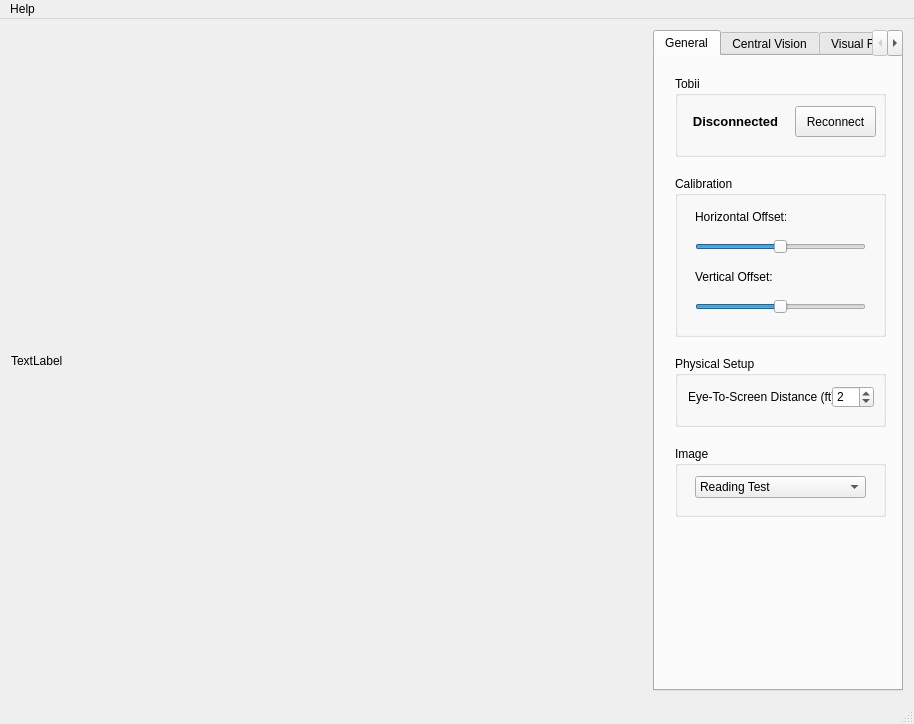
Qt form EyeTrackingSuite/EyeTrackingSuite.ui (jaffob/EyeTrackingSuite) before a commit.
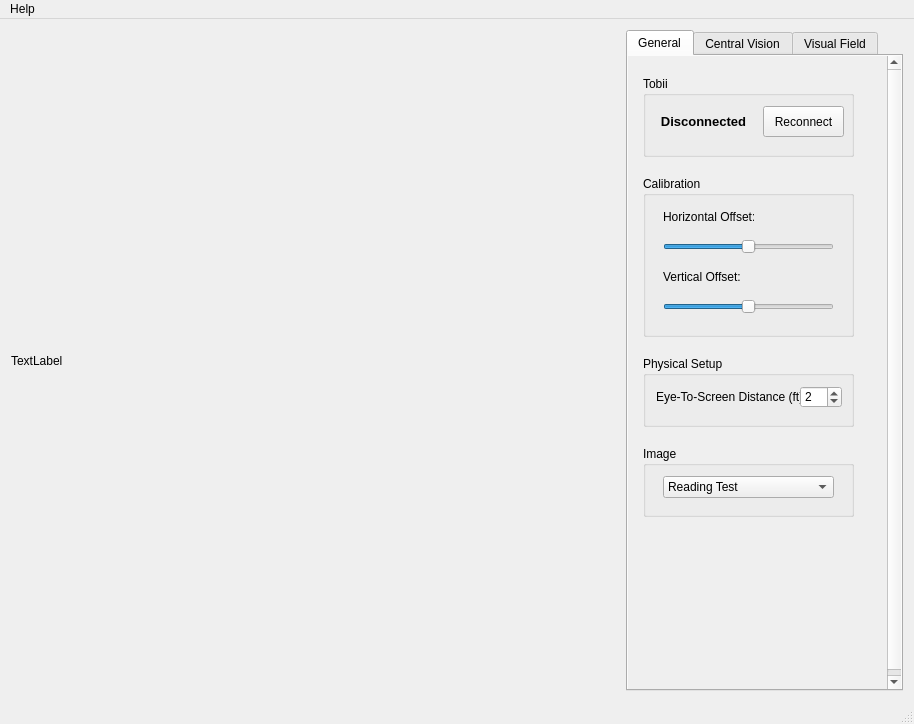
The same form after that commit. The open tabs and pages were chosen to show the change. Custom widgets are drawn as their Qt base class.

Commit message: make controls scrollable inside tabs

Patch:
```diff
--- a/EyeTrackingSuite/EyeTrackingSuite.ui
+++ b/EyeTrackingSuite/EyeTrackingSuite.ui
@@ -49,10 +49,230 @@
        <attribute name="title">
         <string>General</string>
        </attribute>
+       <layout class="QVBoxLayout" name="verticalLayout_2">
+        <property name="leftMargin">
+         <number>0</number>
+        </property>
+        <property name="topMargin">
+         <number>0</number>
+        </property>
+        <property name="rightMargin">
+         <number>0</number>
+        </property>
+        <property name="bottomMargin">
+         <number>0</number>
+        </property>
+        <item>
+         <widget class="QScrollArea" name="scrollArea">
+          <property name="sizePolicy">
+           <sizepolicy hsizetype="Preferred" vsizetype="Preferred">
+            <horstretch>0</horstretch>
+            <verstretch>0</verstretch>
+           </sizepolicy>
+          </property>
+          <property name="autoFillBackground">
+           <bool>false</bool>
+          </property>
+          <property name="styleSheet">
+           <string notr="true">background-color:none</string>
+          </property>
+          <property name="frameShape">
+           <enum>QFrame::NoFrame</enum>
+          </property>
+          <property name="frameShadow">
+           <enum>QFrame::Plain</enum>
+          </property>
+          <property name="verticalScrollBarPolicy">
+           <enum>Qt::ScrollBarAlwaysOn</enum>
+          </property>
+          <property name="horizontalScrollBarPolicy">
+           <enum>Qt::ScrollBarAlwaysOff</enum>
+          </property>
+          <property name="sizeAdjustPolicy">
+           <enum>QAbstractScrollArea::AdjustIgnored</enum>
+          </property>
+          <property name="widgetResizable">
+           <bool>false</bool>
+          </property>
+          <widget class="QWidget" name="scrollAreaWidgetContents_2">
+           <property name="geometry">
+            <rect>
+             <x>0</x>
+             <y>0</y>
+             <width>259</width>
+             <height>639</height>
+            </rect>
+           </property>
+           <widget class="QGroupBox" name="groupBox_6">
+            <property name="geometry">
+             <rect>
+              <x>15</x>
+              <y>390</y>
+              <width>211</width>
+              <height>71</height>
+             </rect>
+            </property>
+            <property name="title">
+             <string>Image</string>
+            </property>
+            <widget class="QComboBox" name="imageComboBox">
+             <property name="geometry">
+              <rect>
+               <x>20</x>
+               <y>30</y>
+               <width>171</width>
+               <height>22</height>
+              </rect>
+             </property>
+             <item>
+              <property name="text">
+               <string>Reading Test</string>
+              </property>
+             </item>
+             <item>
+              <property name="text">
+               <string>Oregon Sunset</string>
+              </property>
+             </item>
+             <item>
+              <property name="text">
+               <string>Desert Mustang</string>
+              </property>
+             </item>
+            </widget>
+           </widget>
+           <widget class="QGroupBox" name="groupBox_9">
+            <property name="geometry">
+             <rect>
+              <x>15</x>
+              <y>300</y>
+              <width>211</width>
+              <height>71</height>
+             </rect>
+            </property>
+            <property name="title">
+             <string>Physical Setup</string>
+            </property>
+            <widget class="QLabel" name="label_9">
+             <property name="geometry">
+              <rect>
+               <x>13</x>
+               <y>30</y>
+               <width>151</width>
+               <height>21</height>
+              </rect>
+             </property>
+             <property name="text">
+              <string>Eye-To-Screen Distance (ft):</string>
+             </property>
+            </widget>
+            <widget class="QSpinBox" name="physViewDist">
+             <property name="geometry">
+              <rect>
+               <x>157</x>
+               <y>30</y>
+               <width>42</width>
+               <height>22</height>
+              </rect>
+             </property>
+             <property name="minimum">
+              <number>1</number>
+             </property>
+             <property name="maximum">
+              <number>5</number>
+             </property>
+             <property name="value">
+              <number>2</number>
+             </property>
+            </widget>
+           </widget>
+           <widget class="QGroupBox" name="groupBox_4">
+            <property name="geometry">
+             <rect>
+              <x>15</x>
+              <y>120</y>
+              <width>211</width>
+              <height>161</height>
+             </rect>
+            </property>
+            <property name="title">
+             <string>Calibration</string>
+            </property>
+            <widget class="QLabel" name="label_4">
+             <property name="geometry">
+              <rect>
+               <x>20</x>
+               <y>30</y>
+               <width>91</width>
+               <height>21</height>
+              </rect>
+             </property>
+             <property name="text">
+              <string>Horizontal Offset:</string>
+             </property>
+            </widget>
+            <widget class="QSlider" name="calibrationHoriz">
+             <property name="geometry">
+              <rect>
+               <x>20</x>
+               <y>60</y>
+               <width>171</width>
+               <height>22</height>
+              </rect>
+             </property>
+             <property name="minimum">
+              <number>-200</number>
+             </property>
+             <property name="maximum">
+              <number>200</number>
+             </property>
+             <property name="value">
+              <number>0</number>
+             </property>
+             <property name="orientation">
+              <enum>Qt::Horizontal</enum>
+             </property>
+            </widget>
+            <widget class="QSlider" name="calibrationVert">
+             <property name="geometry">
+              <rect>
+               <x>20</x>
+               <y>120</y>
+               <width>171</width>
+               <height>22</height>
+              </rect>
+             </property>
+             <property name="minimum">
+              <number>-200</number>
+             </property>
+             <property name="maximum">
+              <number>200</number>
+             </property>
+             <property name="value">
+              <number>0</number>
+             </property>
+             <property name="orientation">
+              <enum>Qt::Horizontal</enum>
+             </property>
+            </widget>
+            <widget class="QLabel" name="label_5">
+             <property name="geometry">
+              <rect>
+               <x>20</x>
+               <y>90</y>
+               <width>91</width>
+               <height>21</height>
+              </rect>
+             </property>
+             <property name="text">
+              <string>Vertical Offset:</string>
+             </property>
+            </widget>
+           </widget>
        <widget class="QGroupBox" name="groupBox">
         <property name="geometry">
          <rect>
-          <x>20</x>
+              <x>15</x>
           <y>20</y>
           <width>211</width>
           <height>81</height>
@@ -100,172 +320,10 @@
         <zorder>tobiiLabel</zorder>
         <zorder>tobiiReconnect</zorder>
        </widget>
-       <widget class="QGroupBox" name="groupBox_4">
-        <property name="geometry">
-         <rect>
-          <x>20</x>
-          <y>120</y>
-          <width>211</width>
-          <height>161</height>
-         </rect>
-        </property>
-        <property name="title">
-         <string>Calibration</string>
-        </property>
-        <widget class="QLabel" name="label_4">
-         <property name="geometry">
-          <rect>
-           <x>20</x>
-           <y>30</y>
-           <width>91</width>
-           <height>21</height>
-          </rect>
-         </property>
-         <property name="text">
-          <string>Horizontal Offset:</string>
-         </property>
-        </widget>
-        <widget class="QSlider" name="calibrationHoriz">
-         <property name="geometry">
-          <rect>
-           <x>20</x>
-           <y>60</y>
-           <width>171</width>
-           <height>22</height>
-          </rect>
-         </property>
-         <property name="minimum">
-          <number>-200</number>
-         </property>
-         <property name="maximum">
-          <number>200</number>
-         </property>
-         <property name="value">
-          <number>0</number>
-         </property>
-         <property name="orientation">
-          <enum>Qt::Horizontal</enum>
-         </property>
-        </widget>
-        <widget class="QSlider" name="calibrationVert">
-         <property name="geometry">
-          <rect>
-           <x>20</x>
-           <y>120</y>
-           <width>171</width>
-           <height>22</height>
-          </rect>
-         </property>
-         <property name="minimum">
-          <number>-200</number>
-         </property>
-         <property name="maximum">
-          <number>200</number>
-         </property>
-         <property name="value">
-          <number>0</number>
-         </property>
-         <property name="orientation">
-          <enum>Qt::Horizontal</enum>
-         </property>
-        </widget>
-        <widget class="QLabel" name="label_5">
-         <property name="geometry">
-          <rect>
-           <x>20</x>
-           <y>90</y>
-           <width>91</width>
-           <height>21</height>
-          </rect>
-         </property>
-         <property name="text">
-          <string>Vertical Offset:</string>
-         </property>
-        </widget>
-       </widget>
-       <widget class="QGroupBox" name="groupBox_6">
-        <property name="geometry">
-         <rect>
-          <x>20</x>
-          <y>390</y>
-          <width>211</width>
-          <height>71</height>
-         </rect>
-        </property>
-        <property name="title">
-         <string>Image</string>
-        </property>
-        <widget class="QComboBox" name="imageComboBox">
-         <property name="geometry">
-          <rect>
-           <x>20</x>
-           <y>30</y>
-           <width>171</width>
-           <height>22</height>
-          </rect>
-         </property>
-         <item>
-          <property name="text">
-           <string>Reading Test</string>
-          </property>
-         </item>
-         <item>
-          <property name="text">
-           <string>Oregon Sunset</string>
-          </property>
-         </item>
-         <item>
-          <property name="text">
-           <string>Desert Mustang</string>
-          </property>
-         </item>
-        </widget>
-       </widget>
-       <widget class="QGroupBox" name="groupBox_9">
-        <property name="geometry">
-         <rect>
-          <x>20</x>
-          <y>300</y>
-          <width>211</width>
-          <height>71</height>
-         </rect>
-        </property>
-        <property name="title">
-         <string>Physical Setup</string>
-        </property>
-        <widget class="QLabel" name="label_9">
-         <property name="geometry">
-          <rect>
-           <x>13</x>
-           <y>30</y>
-           <width>151</width>
-           <height>21</height>
-          </rect>
-         </property>
-         <property name="text">
-          <string>Eye-To-Screen Distance (ft):</string>
-         </property>
-        </widget>
-        <widget class="QSpinBox" name="physViewDist">
-         <property name="geometry">
-          <rect>
-           <x>157</x>
-           <y>30</y>
-           <width>42</width>
-           <height>22</height>
-          </rect>
-         </property>
-         <property name="minimum">
-          <number>1</number>
-         </property>
-         <property name="maximum">
-          <number>5</number>
-         </property>
-         <property name="value">
-          <number>2</number>
-         </property>
-        </widget>
-       </widget>
+          </widget>
+         </widget>
+        </item>
+       </layout>
       </widget>
       <widget class="QWidget" name="tab_4">
        <attribute name="title">
```
Left out of the diff: 245 changed lines with no effect on the pictures. Lines whose indentation alone changed are shown as unchanged. The commit also changes 2 other files.
